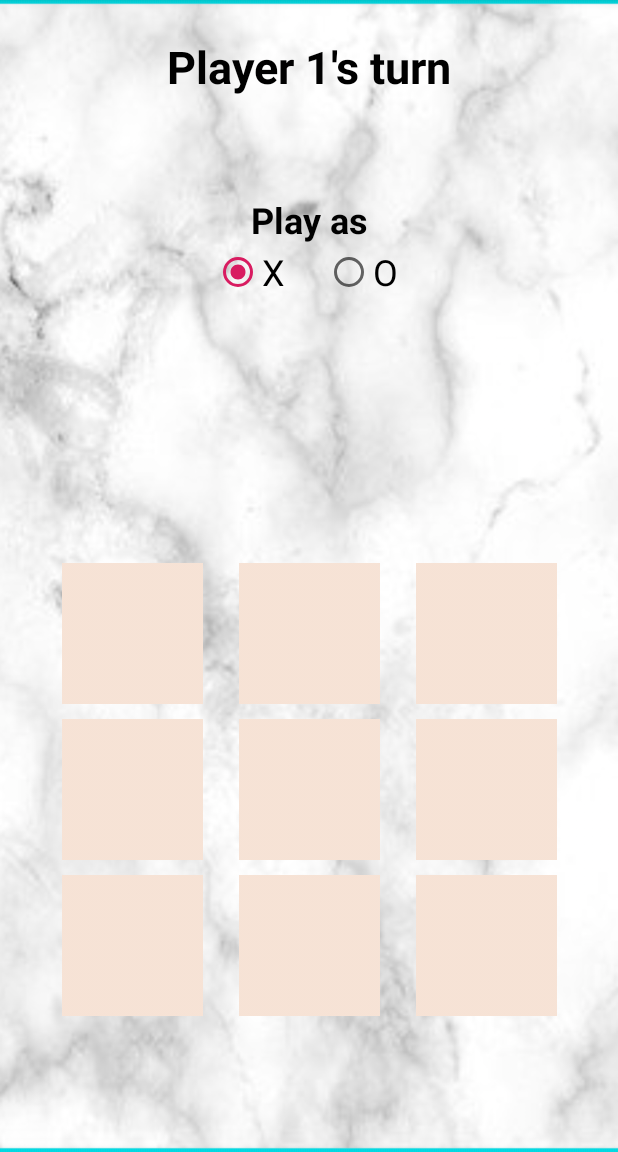
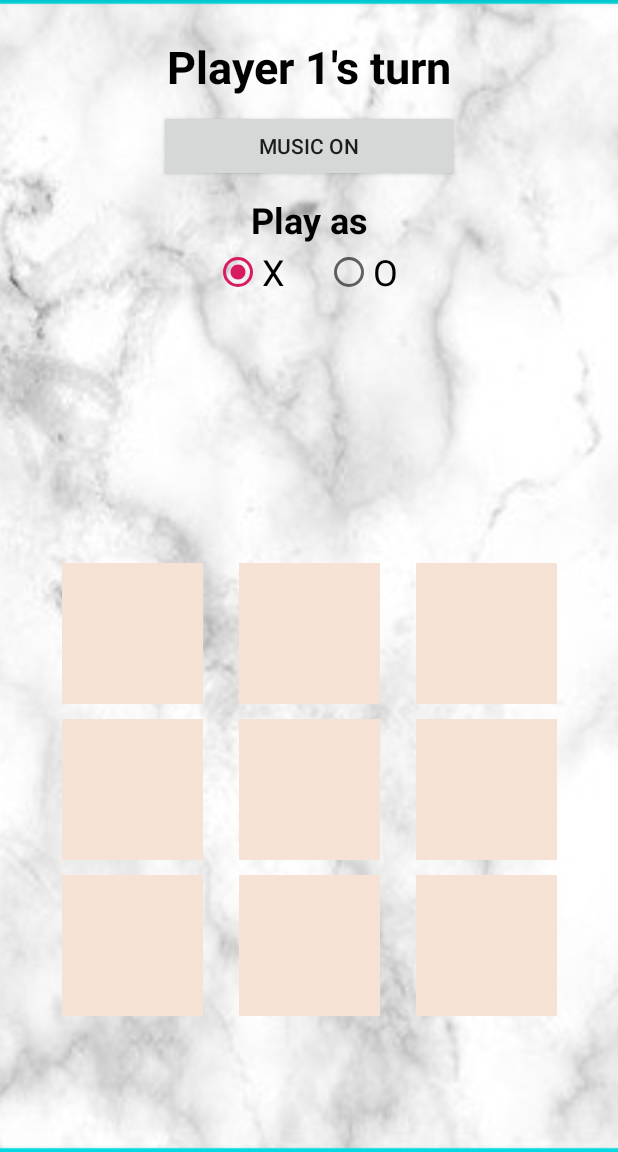
Before and after one commit to alexandriabanta/OrderAndChaosv2, an Android app: the GameplayActivity screen opened directly, with no data from a screen before it, on a phone screen of 412 x 824 dp, the part 84-1236 px from its top. Run offline under Robolectric (Android 15) with nearby library versions, the phone set to English and light mode, and no system bars; Roboto replaces fonts that are not available here.

Commit message:
Added features to play and stop music. Changed AlertDialog to allow for replay on ReverseTicTacToe and RandomTicTacToe

```diff
--- a/app/src/main/java/com/alexandriabanta/orderandchaosv2/GameplayActivity.java
+++ b/app/src/main/java/com/alexandriabanta/orderandchaosv2/GameplayActivity.java
@@ -10,9 +10,11 @@ import android.app.AlertDialog;
 import android.content.Context;
 import android.content.DialogInterface;
 import android.content.Intent;
+import android.media.AudioManager;
 import android.media.MediaPlayer;
 import android.os.Bundle;
 import android.view.View;
+import android.widget.Button;
 import android.widget.RadioButton;
 import android.widget.Toast;
 import android.widget.ImageButton;
@@ -44,7 +46,10 @@ public class GameplayActivity extends AppCompatActivity implements View.OnClickL
 
     public int playerNum = 1;
     Boolean someoneWon = false;
+
     private MediaPlayer mediaPlayer;
+    Boolean musicOff = true;
+    private Button musicStatus;
 
     // 3x3 array of IDs corresponding to board array
     public static int[][] IDArr = {
@@ -63,9 +68,37 @@ public class GameplayActivity extends AppCompatActivity implements View.OnClickL
     protected void onCreate(Bundle savedInstanceState) {
         super.onCreate(savedInstanceState);
         setContentView(R.layout.activity_gameplay);
+
         // music
-        mediaPlayer = MediaPlayer.create(getApplicationContext(), R.raw.bensound_jazzyfrenchy_wild);
+        this.setVolumeControlStream(AudioManager.STREAM_MUSIC);
+        mediaPlayer = MediaPlayer.create(getBaseContext(), R.raw.bensound_jazzyfrenchy_wild);
+        //mediaPlayer = MediaPlayer.create(getApplicationContext(), R.raw.bensound_thelounge_random);
+        mediaPlayer.setLooping(true);
         mediaPlayer.start();
+        musicStatus = findViewById(R.id.sound_on_button);
+
+        // switch music on and off
+        findViewById(R.id.sound_on_button).setOnClickListener(new View.OnClickListener() {
+            @Override
+            public void onClick(View view) {
+                if (musicOff == false)
+                {
+                    musicStatus.setText("MUSIC ON");
+                    mediaPlayer = MediaPlayer.create(getBaseContext(), R.raw.bensound_jazzyfrenchy_wild);
+                    mediaPlayer.setLooping(true);
+                    mediaPlayer.start();
+                    musicOff = true;
+                }
+                // true
+                else
+                {
+                    musicStatus.setText("MUSIC OFF");
+                    mediaPlayer.stop();
+                    mediaPlayer.reset();
+                    musicOff = false;
+                }
+            }
+        });
 
 
         File save = new File(getFilesDir(), "wildTicTacToe.txt");
--- a/app/src/main/res/layout/activity_gameplay.xml
+++ b/app/src/main/res/layout/activity_gameplay.xml
@@ -36,6 +36,18 @@
         app:layout_constraintEnd_toEndOf="parent"
         app:layout_constraintStart_toStartOf="parent"
         app:layout_constraintTop_toBottomOf="@+id/turn_text_view" />
+
+    <Button
+        android:id="@+id/sound_on_button"
+        android:layout_width="200dp"
+        android:layout_height="wrap_content"
+        android:layout_toEndOf="@+id/game_name"
+        android:text="MUSIC ON"
+        app:layout_constraintBottom_toTopOf="@+id/playAsTextView"
+        app:layout_constraintEnd_toEndOf="parent"
+        app:layout_constraintStart_toStartOf="parent"
+        app:layout_constraintTop_toBottomOf="@+id/turn_text_view" />
+
 
     <RadioGroup
         android:id="@+id/radioGroup"
```
Also changed, not shown: app/src/main/java/com/alexandriabanta/orderandchaosv2/RandomTicTacToe.java (+64 -1 lines), app/src/main/java/com/alexandriabanta/orderandchaosv2/ReverseTicTacToe.java (+42 -3 lines), app/src/main/res/layout/randomtictactoe.xml (+15 -0 lines), app/src/main/res/layout/reversetictactoe.xml (+15 -0 lines).
